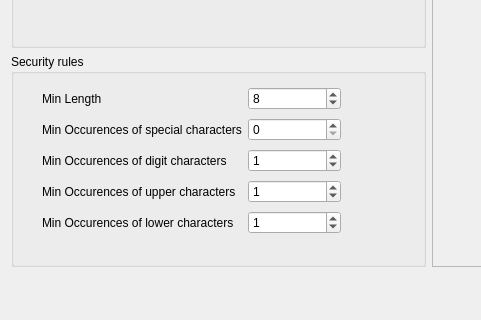
Qt form src/gui/MainWindow.ui (mvalois/cpack) before a commit; both pictures show x 0 to 481 and y 480 to 800 of the 1350 by 800 pixel window.
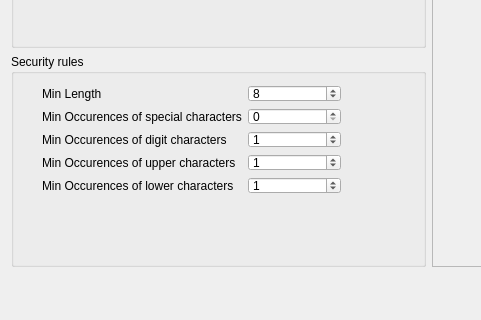
The same form after that commit. Icons and pictures are not drawn.

Commit message: fix hidden setting when minimized

The edit to the form file:
```diff
--- a/src/gui/MainWindow.ui
+++ b/src/gui/MainWindow.ui
@@ -39,7 +39,7 @@
              <x>20</x>
              <y>20</y>
              <width>321</width>
-             <height>174</height>
+             <height>131</height>
             </rect>
            </property>
            <layout class="QGridLayout" name="gridLayout_3">
```
